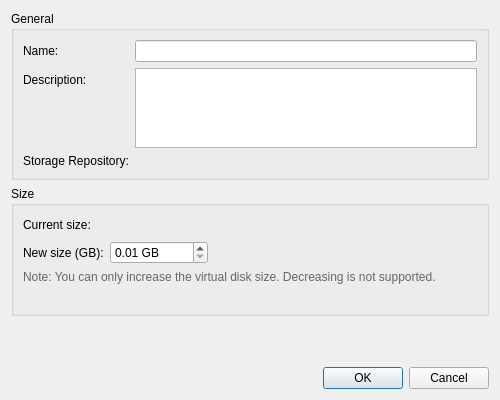
Above: src/xenadmin-ui/dialogs/vdipropertiesdialog.ui from benapetr/XenAdminQt before the change. Below: the same form after it.
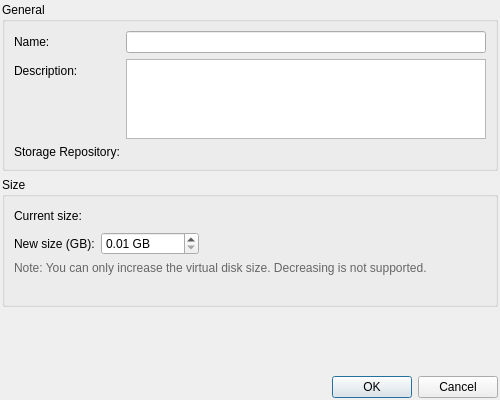
That is the form after the change.

```diff
--- a/src/xenadmin-ui/dialogs/vdipropertiesdialog.ui
+++ b/src/xenadmin-ui/dialogs/vdipropertiesdialog.ui
@@ -14,6 +14,18 @@
    <string>Virtual Disk Properties</string>
   </property>
   <layout class="QVBoxLayout" name="verticalLayout">
+   <property name="leftMargin">
+    <number>2</number>
+   </property>
+   <property name="topMargin">
+    <number>2</number>
+   </property>
+   <property name="rightMargin">
+    <number>2</number>
+   </property>
+   <property name="bottomMargin">
+    <number>2</number>
+   </property>
    <item>
     <widget class="QGroupBox" name="generalGroupBox">
      <property name="title">
@@ -119,10 +131,10 @@
            <number>2</number>
           </property>
           <property name="minimum">
-           <double>0.01</double>
+           <double>0.010000000000000</double>
           </property>
           <property name="maximum">
-           <double>16384.00</double>
+           <double>16384.000000000000000</double>
           </property>
          </widget>
         </item>
```
Left out of the diff: 34 changed lines with no effect on the pictures.
